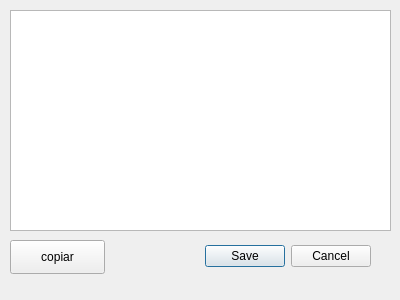
Qt form ui/configExportDialog.ui (cvssn/vhs) before a commit.
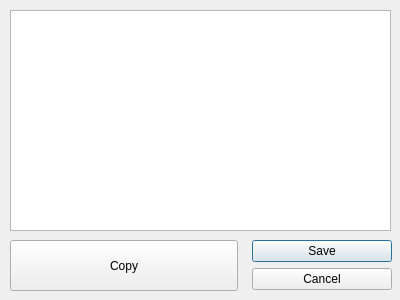
The same form after that commit.

```diff
--- a/ui/configExportDialog.ui
+++ b/ui/configExportDialog.ui
@@ -16,14 +16,14 @@
   <widget class="QDialogButtonBox" name="buttonBox">
    <property name="geometry">
     <rect>
-     <x>30</x>
+     <x>252</x>
      <y>240</y>
-     <width>341</width>
-     <height>32</height>
+     <width>140</width>
+     <height>51</height>
     </rect>
    </property>
    <property name="orientation">
-    <enum>Qt::Horizontal</enum>
+    <enum>Qt::Vertical</enum>
    </property>
    <property name="standardButtons">
     <set>QDialogButtonBox::Cancel|QDialogButtonBox::Save</set>
@@ -44,12 +44,12 @@
     <rect>
      <x>10</x>
      <y>240</y>
-     <width>95</width>
-     <height>34</height>
+     <width>228</width>
+     <height>51</height>
     </rect>
    </property>
    <property name="text">
-    <string>copiar</string>
+    <string>Copy</string>
    </property>
   </widget>
  </widget>
```
Left out of the diff: 2 changed lines with no effect on the pictures.
